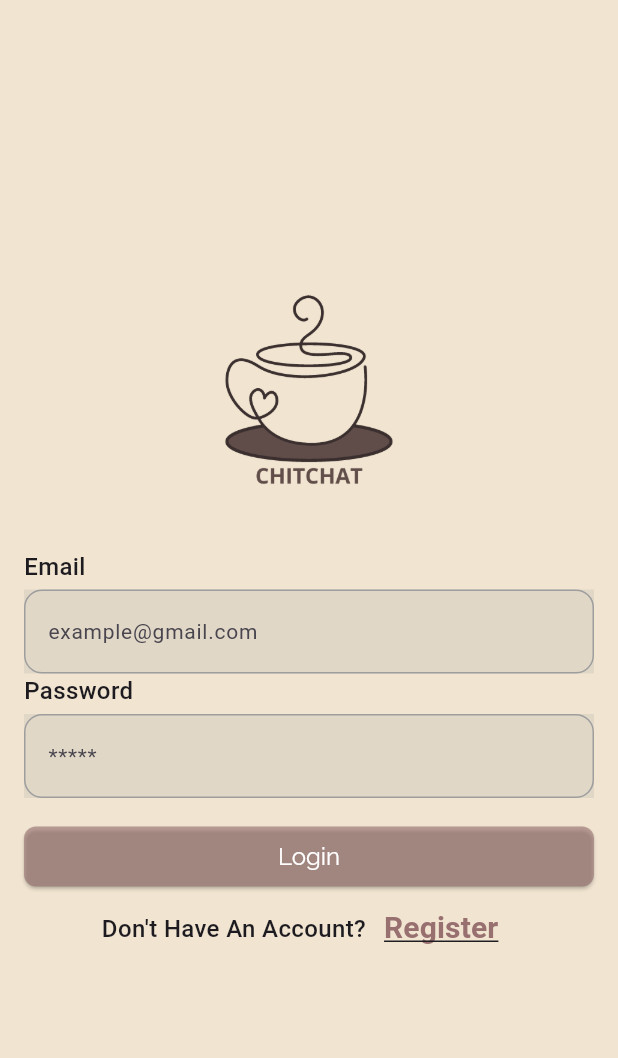
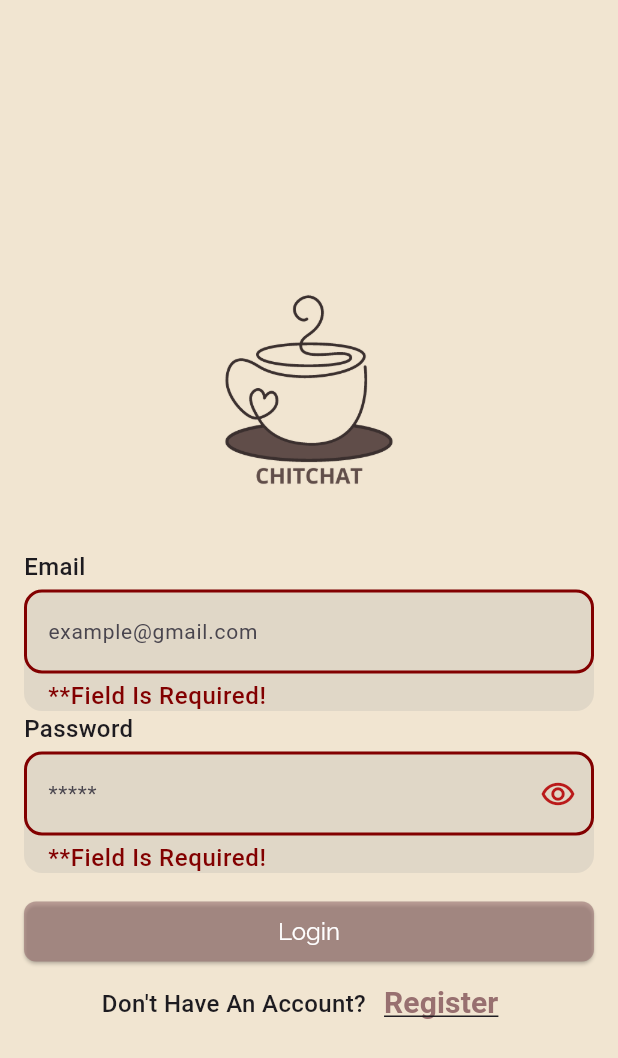
Before and after one commit to Rwan00/ChitChat, a Flutter app: the screen it shows after launch, after a tap on "Login", on a phone screen of 412 x 824 dp. Shown: the top 1058 px of the screen. Run offline on Flutter 3.47's test engine with Material 3 defaults, Android fonts, the phone set to English and light mode, and no system bars; drawn by our look-alikes of modal_progress_hud_nsn; our stand-ins replace firebase_auth, firebase_core, flutter_bloc, google_fonts; accounts and stored records are empty; Roboto replaces fonts that are missing (Actor).

Commit message:
add login cubit

```diff
--- /dev/null
+++ b/lib/cubits/login_cubit/login_state.dart
@@ -0,0 +1,12 @@
+abstract class LoginState {}
+
+class LoginInitialState extends LoginState {}
+
+class LoginLoadingState extends LoginState {}
+
+class LoginSuccessState extends LoginState {}
+
+class LoginErrorState extends LoginState {
+  final String error;
+  LoginErrorState({required this.error});
+}
--- a/lib/cubits/register_cubit.dart
+++ b/lib/cubits/register_cubits/register_cubit.dart
@@ -19,6 +19,7 @@ class RegisterCubit extends Cubit<RegisterState> {
         email: email,
         password: password,
       );
+      emit(RegisterSuccessState());
     } on FirebaseAuthException catch (e) {
       if (e.code == 'weak-password') {
         emit(
--- a/lib/main.dart
+++ b/lib/main.dart
@@ -22,7 +22,7 @@ class ChitChat extends StatelessWidget {
     return MaterialApp(
       debugShowCheckedModeBanner: false,
       routes: {
-        LoginScreen.id: (context) => const LoginScreen(),
+        LoginScreen.id: (context) =>  LoginScreen(),
         RegisterScreen.id: (context) =>  RegisterScreen(),
       },
       theme: ThemeData(
--- a/lib/screens/login_screen.dart
+++ b/lib/screens/login_screen.dart
@@ -1,19 +1,57 @@
+import 'package:chitchat/cubits/login_cubit/login_cubit.dart';
+import 'package:chitchat/cubits/login_cubit/login_state.dart';
 import 'package:chitchat/theme/fonts.dart';
 import 'package:chitchat/widgets/input_feild.dart';
 import 'package:flutter/material.dart';
+import 'package:flutter_bloc/flutter_bloc.dart';
+import 'package:modal_progress_hud_nsn/modal_progress_hud_nsn.dart';
 
+import '../methods/methods.dart';
 import '../widgets/app_btn.dart';
 import 'register_screen.dart';
 
 class LoginScreen extends StatelessWidget {
   static const String id = "LoginScreen";
-  const LoginScreen({super.key});
+  LoginScreen({super.key});
+
+  final GlobalKey<FormState> formKey = GlobalKey();
 
   @override
   Widget build(BuildContext context) {
+    TextEditingController email = TextEditingController();
+    TextEditingController password = TextEditingController();
+    return BlocProvider(
+      create: (context) => LoginCubit(),
+      child: BlocConsumer<LoginCubit, LoginState>(
+        listener: (context, state) {
+          if (state is LoginErrorState) {
+            buildSnackBar(
+              context: context,
+              text: state.error,
+              error: true,
+            );
+          } else if (state is LoginSuccessState) {
+            buildSnackBar(
+              context: context,
+              text: "Welcome To ChitChat",
+              error: false,
+            );
+          }
+        },
+        builder: (context, state) {
+          var cubit = LoginCubit.get(context);
           return Scaffold(
             backgroundColor: const Color.fromRGBO(241, 229, 209, 1),
-      body: SingleChildScrollView(
+            body: Form(
+              key: formKey,
+              child: ModalProgressHUD(
+                inAsyncCall: state is LoginLoadingState,
+                progressIndicator: Image.asset(
+                  "assets/loading.gif",
+                  width: 90,
+                  height: 90,
+                ),
+                child: SingleChildScrollView(
                   child: Padding(
                     padding: const EdgeInsets.all(16.0),
                     child: Column(
@@ -27,13 +65,17 @@ class LoginScreen extends StatelessWidget {
                           "assets/ChitChat.png",
                           height: 200,
                         ),
-              const InputField(
+                        InputField(
                           hint: "example@gmail.com",
                           title: "Email",
+                          controller: email,
+                          textType: TextInputType.emailAddress,
                         ),
-              const InputField(
+                        InputField(
                           hint: "*****",
                           title: "Password",
+                          controller: password,
+                          isPassword: true,
                         ),
                         const SizedBox(
                           height: 15,
@@ -42,7 +84,14 @@ class LoginScreen extends StatelessWidget {
                           width: double.infinity,
                           child: AppBtn(
                             label: "Login",
-                  onPressed: () {},
+                            onPressed: () {
+                              if (formKey.currentState!.validate()) {
+                                cubit.userLogin(
+                                  email: email.text,
+                                  password: password.text,
+                                );
+                              }
+                            },
                           ),
                         ),
                         Row(
@@ -54,7 +103,8 @@ class LoginScreen extends StatelessWidget {
                             ),
                             TextButton(
                               onPressed: () {
-                      Navigator.of(context).pushNamed(RegisterScreen.id);
+                                Navigator.of(context)
+                                    .pushNamed(RegisterScreen.id);
                               },
                               child: Text(
                                 "Register",
@@ -67,6 +117,11 @@ class LoginScreen extends StatelessWidget {
                     ),
                   ),
                 ),
+              ),
+            ),
+          );
+        },
+      ),
     );
   }
 }
--- a/lib/widgets/input_feild.dart
+++ b/lib/widgets/input_feild.dart
@@ -1,6 +1,6 @@
 import 'package:chitchat/constants/consts.dart';
-import 'package:chitchat/cubits/register_cubit.dart';
-import 'package:chitchat/cubits/register_state.dart';
+import 'package:chitchat/cubits/register_cubits/register_cubit.dart';
+import 'package:chitchat/cubits/register_cubits/register_state.dart';
 import 'package:flutter/material.dart';
 import 'package:flutter_bloc/flutter_bloc.dart';
 
@@ -45,6 +45,7 @@ class InputField extends StatelessWidget {
               Container(
                 decoration: BoxDecoration(
                   color: Colors.grey.withOpacity(0.2),
+                  borderRadius: BorderRadius.circular(12),
                 ),
                 child: TextFormField(
                   validator: (data) {
```
Also changed, not shown: lib/cubits/login_cubit/login_cubit.dart (added, +34 -0 lines), lib/screens/register_screen.dart (+9 -4 lines), assets/loading.gif (added), lib/cubits/register_cubits/register_state.dart (renamed from lib/cubits/register_state.dart). Lines whose indentation alone changed are shown as unchanged.
